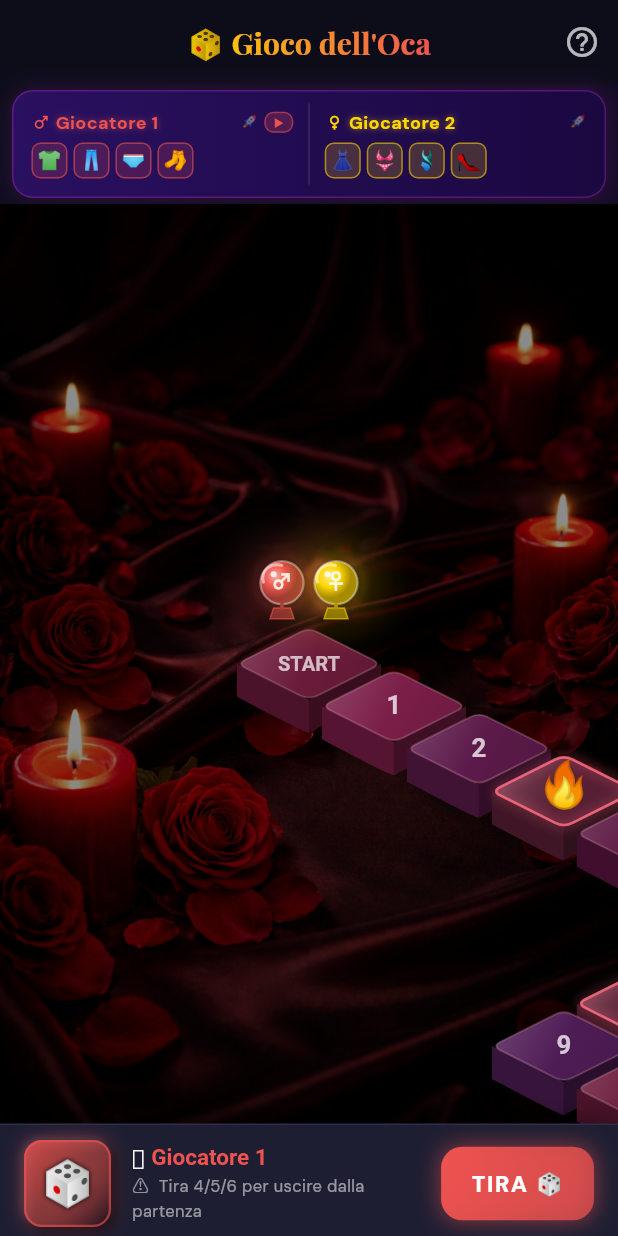
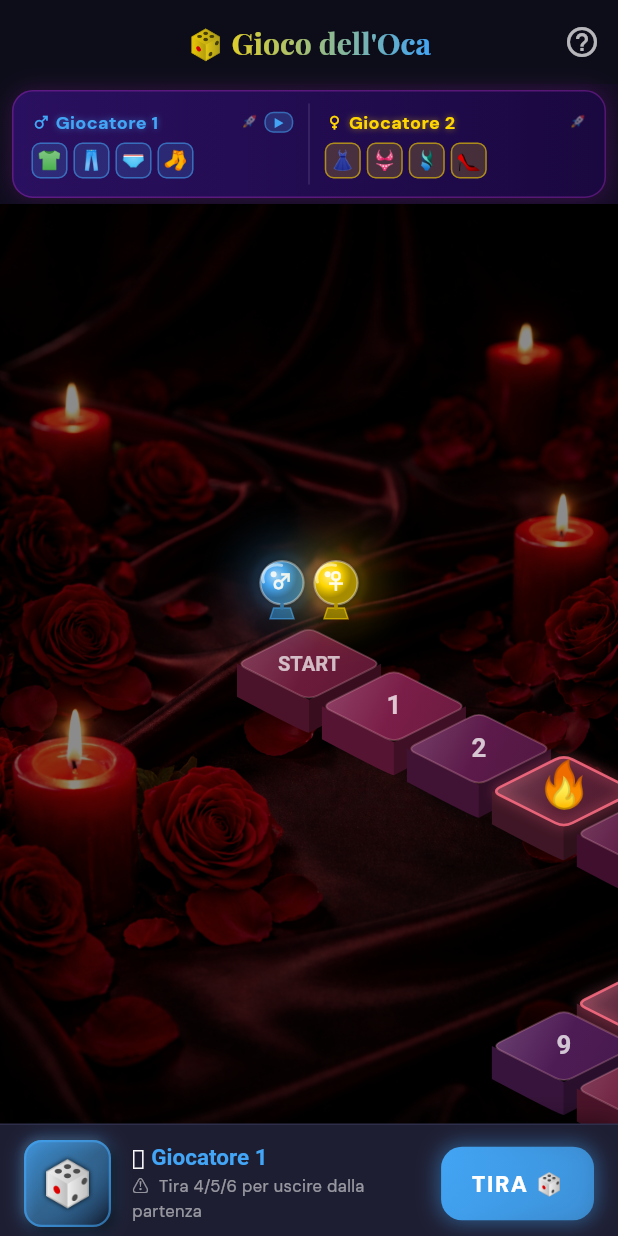
Before and after one commit to godcorpspa/kamasutra_app, a Flutter app: the GoosePlayScreen screen opened by its route, on a phone screen of 412 x 824 dp. Run offline on Flutter 3.47's test engine with Material 3 defaults, Android fonts, the phone set to English and light mode, and no system bars; our stand-ins replace audioplayers, cloud_firestore, confetti, easy_localization, equatable, firebase_auth and 7 more; accounts and stored records are empty; network calls fail; project files that could hold a hidden picture were left out.

Commit message:
style: change player 1 pawn color from red to blue
https://claude.ai/code/session_01XmffwdbTFmGsZmZm7WxECZ

```diff
--- a/lib/features/games/goose_game/presentation/goose_play_screen.dart
+++ b/lib/features/games/goose_game/presentation/goose_play_screen.dart
@@ -19,7 +19,7 @@ const _kRed      = Color(0xFFFF3B5C);
 const _kGreen    = Color(0xFF00E676);
 const _kOrange   = Color(0xFFFF6D00);
 const _kBlue     = Color(0xFF448AFF);
-const _kP1       = Color(0xFFEF5350);   // player 1 – red
+const _kP1       = Color(0xFF42A5F5);   // player 1 – blue
 const _kP2       = Color(0xFFFFD600);   // player 2 – gold
 
 // ── Clothing slot icons per player ──
```
